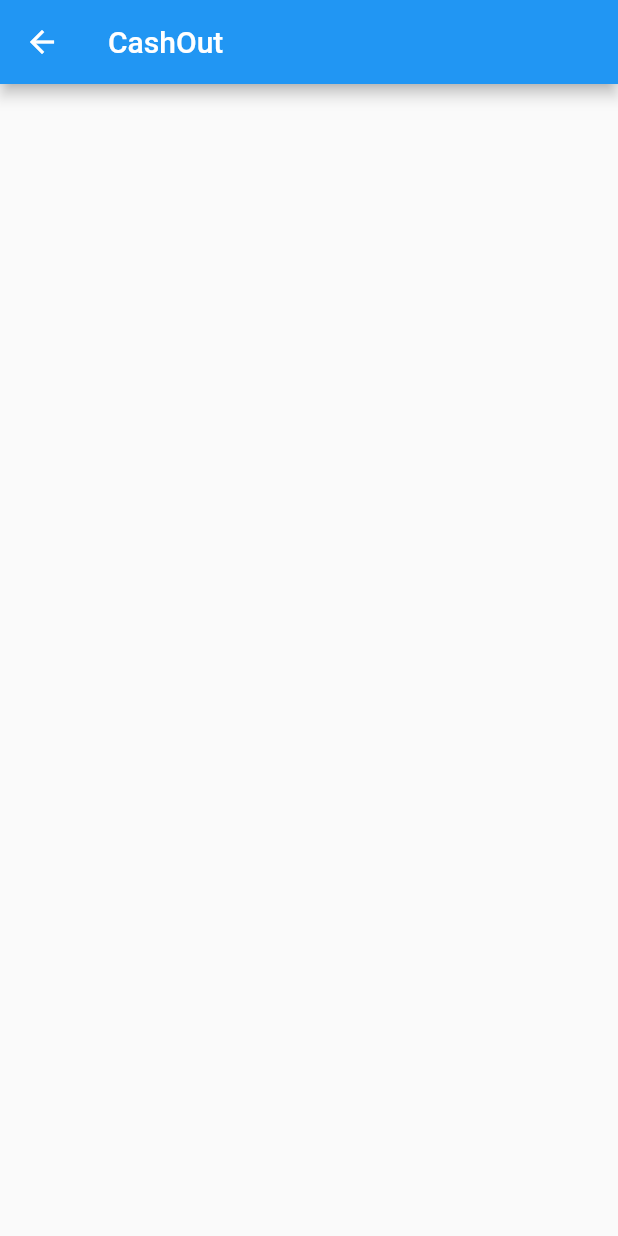
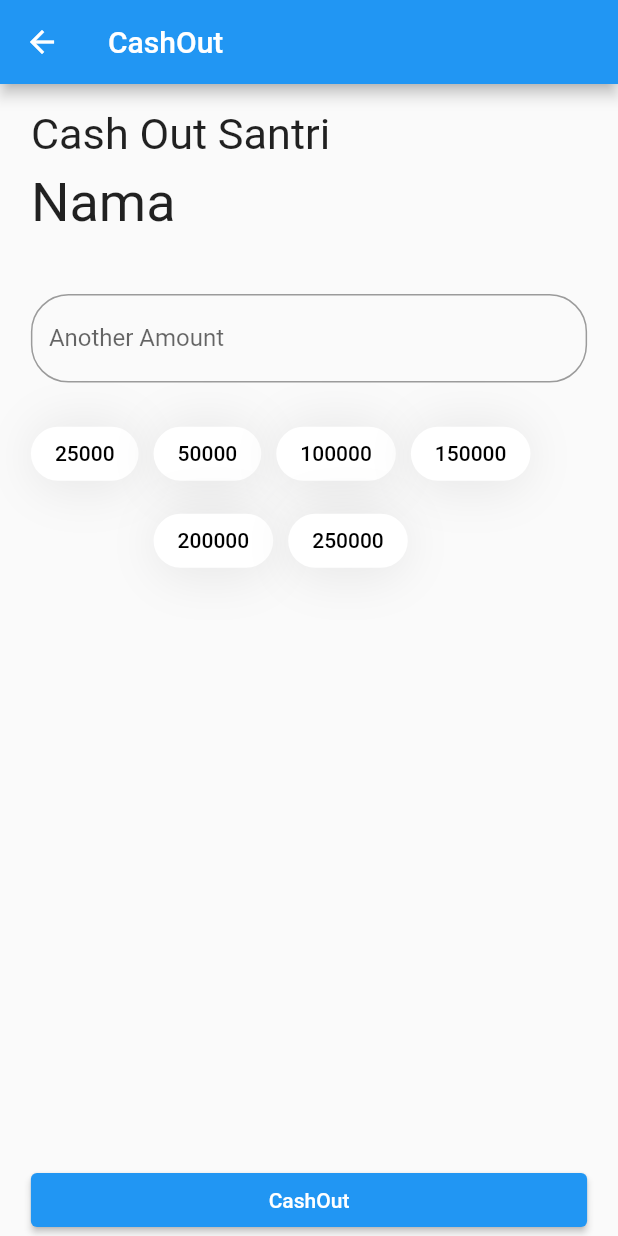
Before and after one commit to gladyne/chasier_tekaja, a Flutter app: the CashOutPage screen opened directly, on a phone screen of 412 x 824 dp. Run offline on Flutter 3.47's test engine with Material 2 defaults, Android fonts, the phone set to English and light mode, and no system bars; drawn by our look-alikes of group_button; our stand-ins replace convert, convex_bottom_bar, google_fonts; missing offline and left inert: flutter_animated_button, nfc_manager.

Commit message:
add cash out design

```diff
--- a/lib/cash_out.dart
+++ b/lib/cash_out.dart
@@ -1,12 +1,104 @@
 import 'package:flutter/material.dart';
+import 'package:group_button/group_button.dart';
 
-class CashOutPage extends StatelessWidget {
+class CashOutPage extends StatefulWidget {
+  @override
+  State<CashOutPage> createState() => _CashOutPageState();
+}
+
+class _CashOutPageState extends State<CashOutPage> {
+  static const List<int> listOfCO = [
+    25000,
+    50000,
+    100000,
+    150000,
+    200000,
+    250000
+  ];
+  final textFieldData = TextEditingController();
+  final groupBtnData = GroupButtonController();
+
   @override
   Widget build(BuildContext context) {
+    final mediaQueryWidth = MediaQuery.of(context).size.width;
+    final mediaQueryHeight = MediaQuery.of(context).size.height;
     return Scaffold(
       appBar: AppBar(
         title: Text('CashOut'),
       ),
+      body: Column(
+        mainAxisAlignment: MainAxisAlignment.start,
+        crossAxisAlignment: CrossAxisAlignment.start,
+        children: [
+          Container(
+            height: mediaQueryHeight * 0.04,
+            margin: EdgeInsets.only(
+              left: mediaQueryWidth * 0.05,
+              top: mediaQueryHeight * 0.02,
+            ),
+            child: FittedBox(
+              child: Text(
+                'Cash Out Santri',
+              ),
+            ),
+          ),
+          SizedBox(
+            height: mediaQueryHeight * 0.01,
+          ),
+          Container(
+            height: mediaQueryHeight * 0.05,
+            margin: EdgeInsets.only(left: mediaQueryWidth * 0.05),
+            child: FittedBox(
+              child: Text(
+                'Nama',
+              ),
+            ),
+          ),
+          SizedBox(
+            height: mediaQueryHeight * 0.05,
+          ),
+          Container(
+              height: mediaQueryHeight * 0.1,
+              margin: EdgeInsets.symmetric(horizontal: mediaQueryWidth * 0.05),
+              child: TextField(
+                controller: textFieldData,
+                decoration: InputDecoration(
+                  labelText: "Another Amount",
+                  border: OutlineInputBorder(
+                    borderRadius: BorderRadius.circular(25),
+                    borderSide: BorderSide(),
+                  ),
+                ),
+              )),
+          Expanded(
+            child: Container(
+              margin: EdgeInsets.only(left: mediaQueryWidth * 0.05),
+              child: GroupButton(
+                controller: groupBtnData,
+                buttons: listOfCO,
+                options: GroupButtonOptions(
+                  borderRadius: BorderRadius.circular(25),
+                  mainGroupAlignment: MainGroupAlignment.center,
+                  crossGroupAlignment: CrossGroupAlignment.center,
+                  groupRunAlignment: GroupRunAlignment.start,
+                ),
+              ),
+            ),
+          ),
+          Container(
+            width: double.infinity,
+            margin: EdgeInsets.symmetric(horizontal: mediaQueryWidth * 0.05),
+            child: ElevatedButton(
+              onPressed: () {
+                print("textfield : ${textFieldData.text}");
+                print(
+                    "groupbtn : ${listOfCO[groupBtnData.selectedIndex as int]}");
+              },
+              child: Text('CashOut'),
+            ),
+          )
+        ],
+      ),
     );
   }
 }
--- a/pubspec.yaml
+++ b/pubspec.yaml
@@ -39,6 +39,7 @@ dependencies:
   convert: ^3.0.2
   flutter_animated_button: ^2.0.1
   google_fonts: ^3.0.1
+  group_button: ^5.2.2
 
 dev_dependencies:
   flutter_test:
```
Also changed, not shown: pubspec.lock.
